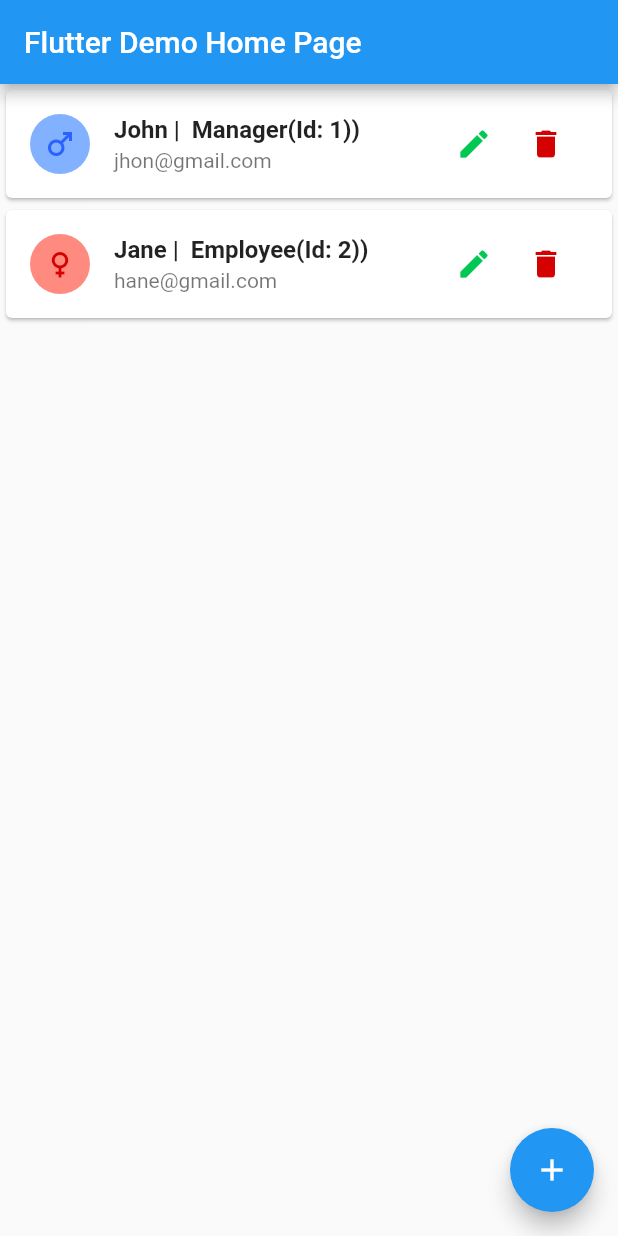
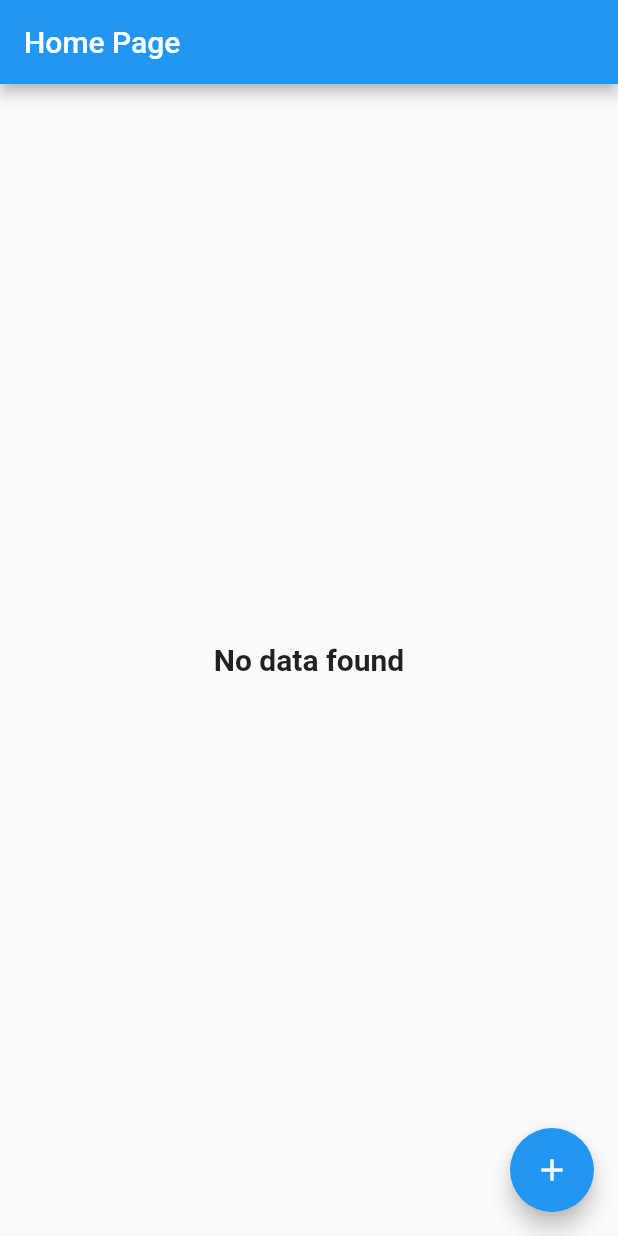
Before and after one commit to Angel-cuba/crud_sqlite_flutter, a Flutter app: the MyHomePage screen opened directly, on a phone screen of 412 x 824 dp. Run offline on Flutter 3.47's test engine with Material 2 defaults, Android fonts, the phone set to English and light mode, and no system bars; our stand-ins replace sqflite; accounts and stored records are empty.

Commit message:
Add employee functionality

```diff
--- a/lib/crud/employee.dart
+++ b/lib/crud/employee.dart
@@ -1,4 +1,4 @@
-Employee toEmployee(Map<String, Object?> map) => Employee.fromMap(map);
+Employee toEmployee(Map<String, Object?> map) => Employee.toEmp(map);
 
 class Employee {
   final int id;
@@ -16,22 +16,20 @@ class Employee {
   });
 
   // Convert a Employee object into a Map object
-  Map<String, dynamic> toMap() {
-    return {
+  Map<String, dynamic> toMap() => {
         'id': id,
         'name': name,
         'email': email,
         'designation': designation,
         'isMale': isMale,
       };
-  }
 
   // Convert a Map object into a Employee object
-  factory Employee.fromMap(Map<String, dynamic> map) => Employee(
+  factory Employee.toEmp(Map<String, dynamic> map) => Employee(
         id: map['id'],
         name: map['name'],
         email: map['email'],
         designation: map['designation'],
-        isMale: map['isMale'],
+        isMale: map['isMale'] == 1,
       );
 }
--- a/lib/views/home.dart
+++ b/lib/views/home.dart
@@ -1,6 +1,7 @@
 import 'package:crud_sqlite/crud/add_employee.dart';
 import 'package:crud_sqlite/crud/edit_emplyee.dart';
 import 'package:crud_sqlite/crud/employee.dart';
+import 'package:crud_sqlite/database/db.dart';
 import 'package:flutter/material.dart';
 
 class MyHomePage extends StatefulWidget {
@@ -14,22 +15,28 @@ class MyHomePage extends StatefulWidget {
 class _MyHomePageState extends State<MyHomePage> {
   bool isLoading = false;
   List<Employee> employees = List.empty(growable: true);
+  final DbConnection db = DbConnection();
+  int count = 0;
+
+  //! get data from db
+  Future<void> getEmployeesData() async {
+    setState(() {
+      isLoading = true;
+    });
+    await db.initializeDatabase();
+    List<Map<String, Object?>> employeesList = await db.getEmployees();
+    for (int i = 0; i < employeesList.length; i++) {
+      employees.add(Employee.toEmp(employeesList[i]));
+    }
+    count = await db.countEmployees();
+    setState(() {
+      isLoading = false;
+    });
+  }
 
   @override
   void initState() {
-    employees.add(Employee(
-        id: 1,
-        name: 'John',
-        email: 'jhon@gmail.com',
-        designation: 'Manager',
-        isMale: true));
-    employees.add(Employee(
-        id: 2,
-        name: 'Jane',
-        email: 'hane@gmail.com',
-        designation: 'Employee',
-        isMale: false));
-
+    getEmployeesData();
     super.initState();
   }
 
@@ -45,6 +52,16 @@ class _MyHomePageState extends State<MyHomePage> {
                 color: Colors.redAccent,
                 strokeWidth: 2.0,
                 backgroundColor: Colors.black12,
+              ),
+            )
+          : employees.isEmpty
+              ? const Center(
+                  child: Text(
+                    'No data found',
+                    style: TextStyle(
+                      fontSize: 20.0,
+                      fontWeight: FontWeight.bold,
+                    ),
                   ),
                 )
               : ListView.builder(
@@ -100,8 +117,12 @@ class _MyHomePageState extends State<MyHomePage> {
                 ),
       floatingActionButton: FloatingActionButton(
         onPressed: () {
-          Navigator.push(context,
-              MaterialPageRoute(builder: (context) => const AddEmployee()));
+          Navigator.push(
+              context,
+              MaterialPageRoute(
+                  builder: (context) => AddEmployee(
+                        db: db,
+                      )));
         },
         tooltip: 'Increment',
         child: const Icon(Icons.add),
```
Also changed, not shown: lib/crud/add_employee.dart (+43 -15 lines), lib/database/db.dart (+14 -21 lines), 3 other files. Lines whose indentation alone changed are shown as unchanged.
